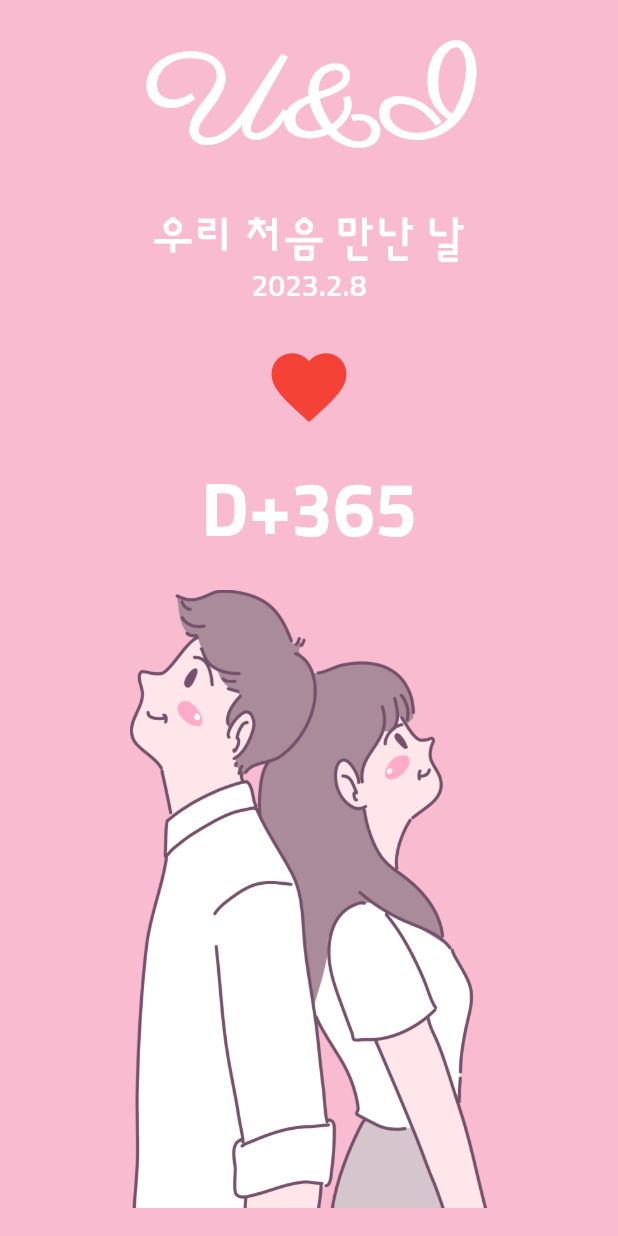
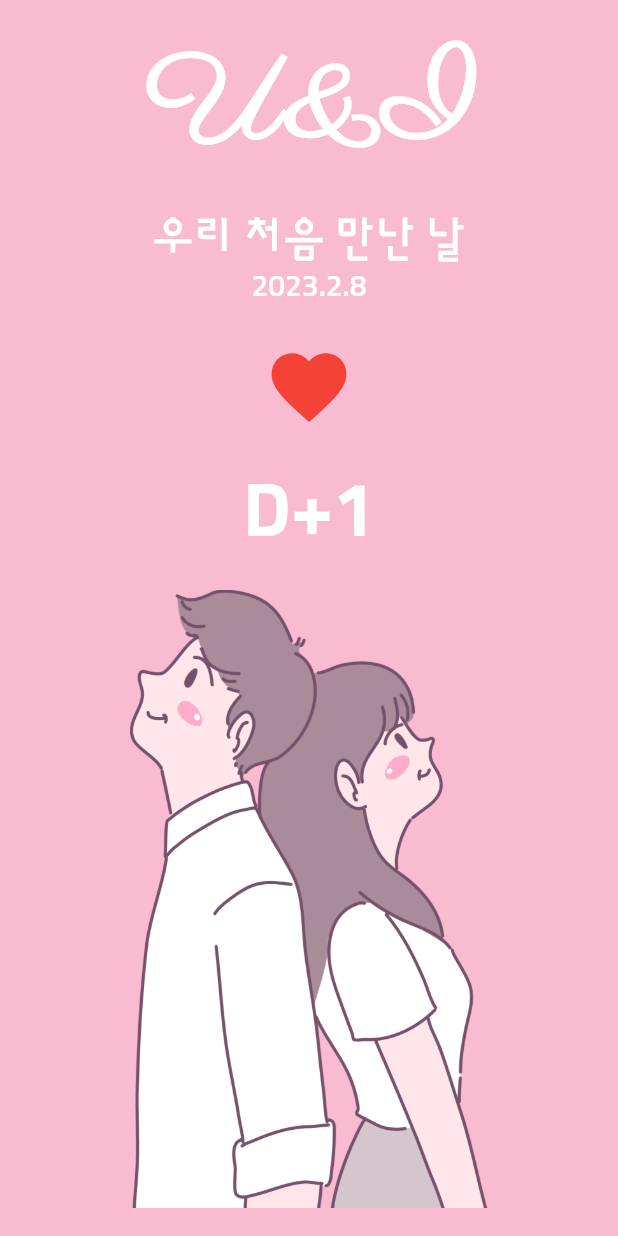
Before and after one commit to chihyeonwon/Loving_Day, a Flutter app: the screen it shows after launch, on a phone screen of 412 x 824 dp. Run offline on Flutter 3.47's test engine with Material 2 defaults, Android fonts, the light colour scheme and no system bars.

Commit message:
만난 후 DDay를 계산해서 출력

```diff
--- a/lib/home_screen.dart
+++ b/lib/home_screen.dart
@@ -60,6 +60,9 @@ class _DDay extends StatelessWidget {
     // 테마 불러오기
     final textTheme = Theme.of(context).textTheme;
 
+    // 현재 날짜 시간
+    final now = DateTime.now();
+
     return Column(
       children:[
         const SizedBox(
@@ -95,7 +98,8 @@ class _DDay extends StatelessWidget {
           height:16.0,
         ),
         Text( // 만난 후 DDay
-          'D+365',
+          // DDay 계산하기
+          'D+${DateTime(now.year, now.month, now.day).difference(firstDay).inDays + 1}',
           style:textTheme.headline2,
         ),
       ],
```
